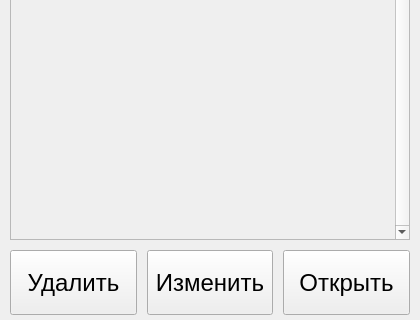
Before: the Qt Designer form UIs/LibraryForm.ui in Krahjotdaan/LearningPoem, drawn with Qt 5; both pictures show x 0 to 420 and y 380 to 700 of the 420 by 700 pixel window.
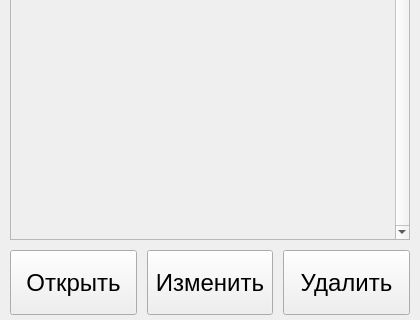
After: the same form once the commit is applied.

The edit to the form file:
```diff
--- a/UIs/LibraryForm.ui
+++ b/UIs/LibraryForm.ui
@@ -95,14 +95,14 @@
      </layout>
     </item>
     <item row="2" column="0">
-     <layout class="QHBoxLayout" name="horizontalLayout_10" stretch="1,1,1">
+     <layout class="QHBoxLayout" name="horizontalLayout_10" stretch="0,0,0">
       <property name="spacing">
        <number>10</number>
       </property>
       <item>
        <layout class="QHBoxLayout" name="horizontalLayout_3">
         <item>
-         <widget class="QPushButton" name="deleteButton">
+         <widget class="QPushButton" name="openButton">
           <property name="sizePolicy">
            <sizepolicy hsizetype="Expanding" vsizetype="Expanding">
             <horstretch>0</horstretch>
@@ -115,7 +115,7 @@
            </font>
           </property>
           <property name="text">
-           <string>Удалить</string>
+           <string>Открыть</string>
           </property>
          </widget>
         </item>
@@ -146,7 +146,7 @@
       <item>
        <layout class="QHBoxLayout" name="horizontalLayout_2">
         <item>
-         <widget class="QPushButton" name="openButton">
+         <widget class="QPushButton" name="deleteButton">
           <property name="sizePolicy">
            <sizepolicy hsizetype="Expanding" vsizetype="Expanding">
             <horstretch>0</horstretch>
@@ -159,7 +159,7 @@
            </font>
           </property>
           <property name="text">
-           <string>Открыть</string>
+           <string>Удалить</string>
           </property>
          </widget>
         </item>
```
